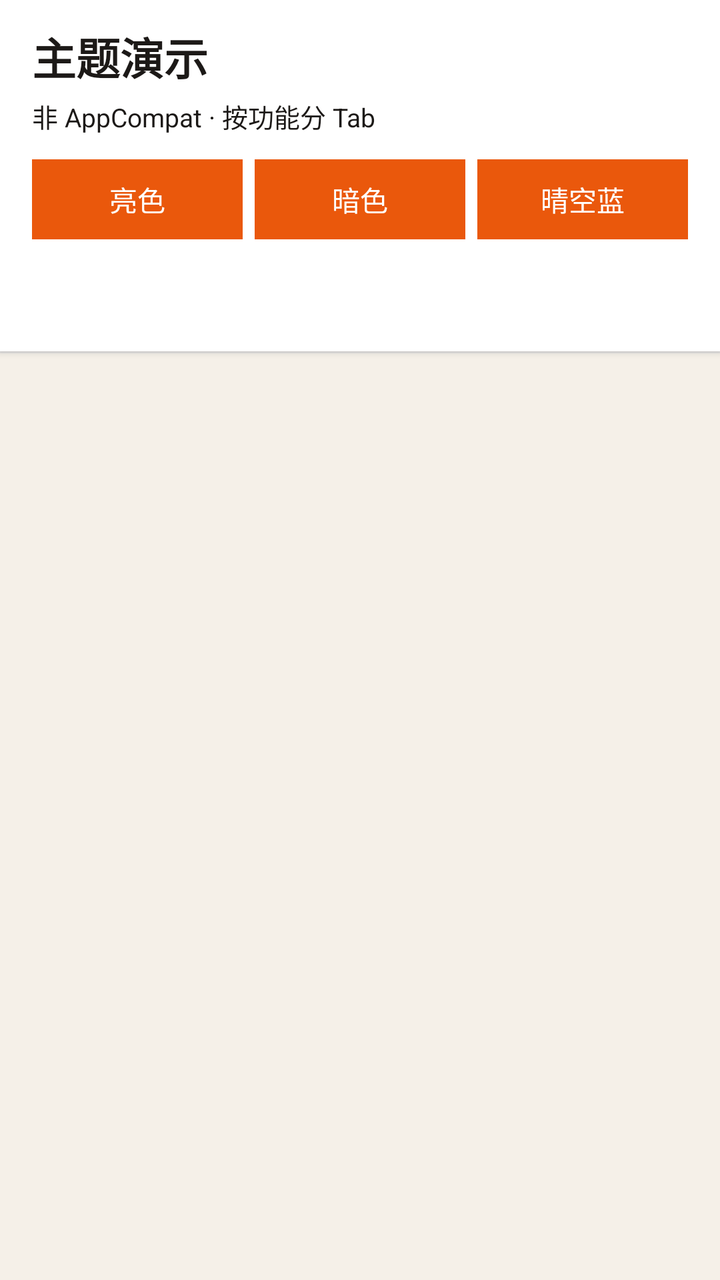
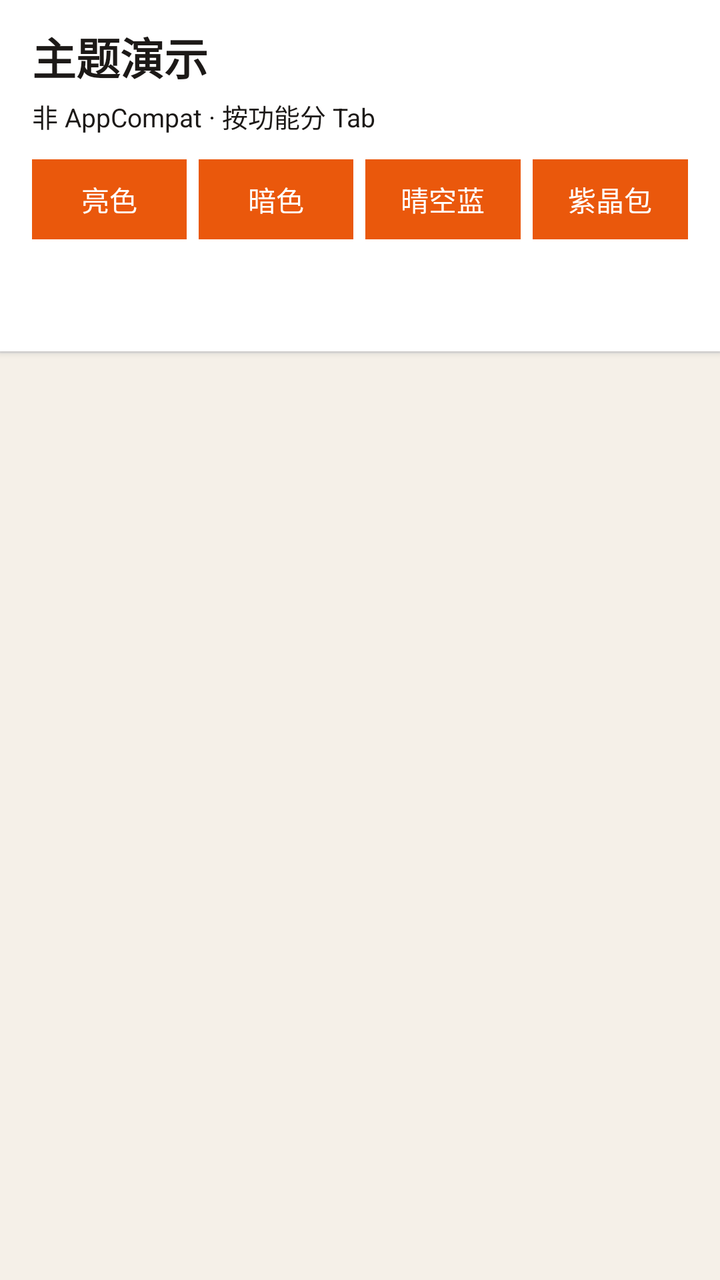

An Android layout rendered at two revisions. The XML below is the earlier revision; the diff shows what the commit changed to produce the second picture.
<!-- AndroidManifest.xml: application theme Theme.Themeless -->
<!-- res/layout/activity_theme_demo.xml -->
<?xml version="1.0" encoding="utf-8"?>
<LinearLayout xmlns:android="http://schemas.android.com/apk/res/android"
    xmlns:app="http://schemas.android.com/apk/res-auto"
    android:id="@+id/themeRoot"
    android:layout_width="match_parent"
    android:layout_height="match_parent"
    android:background="@color/skin_page_bg"
    android:orientation="vertical">

    <LinearLayout
        android:id="@+id/themeTitleBar"
        android:layout_width="match_parent"
        android:layout_height="wrap_content"
        android:background="@color/skin_panel_bg"
        android:elevation="2dp"
        android:orientation="vertical"
        android:paddingStart="16dp"
        android:paddingTop="12dp"
        android:paddingEnd="16dp"
        android:paddingBottom="0dp">

        <TextView
            android:id="@+id/themeTitle"
            android:layout_width="match_parent"
            android:layout_height="wrap_content"
            android:text="@string/theme_demo_title"
            android:textColor="@color/skin_text_primary"
            android:textSize="22sp"
            android:textStyle="bold" />

        <TextView
            android:id="@+id/themeSubtitle"
            android:layout_width="match_parent"
            android:layout_height="wrap_content"
            android:layout_marginTop="4dp"
            android:text="@string/theme_demo_subtitle"
            android:textColor="?attr/color_theme_secondary"
            android:textSize="13sp" />

        <LinearLayout
            android:id="@+id/demoThemeActions"
            android:layout_width="match_parent"
            android:layout_height="wrap_content"
            android:layout_marginTop="12dp"
            android:orientation="horizontal">

            <Button
                android:id="@+id/btnLight"
                style="@style/Widget.Themeless.Button"
                android:layout_width="0dp"
                android:layout_height="wrap_content"
                android:layout_marginEnd="6dp"
                android:layout_weight="1"
                android:background="@color/skin_button_bg"
                android:backgroundTint="@null"
                android:text="@string/theme_demo_light"
                android:textColor="@color/skin_button_text"
                app:backgroundTint="@null" />

            <Button
                android:id="@+id/btnDark"
                style="@style/Widget.Themeless.Button"
                android:layout_width="0dp"
                android:layout_height="wrap_content"
                android:layout_marginEnd="6dp"
                android:layout_weight="1"
                android:background="@color/skin_button_bg"
                android:backgroundTint="@null"
                android:text="@string/theme_demo_dark"
                android:textColor="@color/skin_button_text"
                app:backgroundTint="@null" />

            <Button
                android:id="@+id/btnCustom"
                style="@style/Widget.Themeless.Button"
                android:layout_width="0dp"
                android:layout_height="wrap_content"
                android:layout_weight="1"
                android:background="@color/skin_button_bg"
                android:backgroundTint="@null"
                android:text="@string/theme_demo_custom"
                android:textColor="@color/skin_button_text"
                app:backgroundTint="@null" />
        </LinearLayout>

        <com.google.android.material.tabs.TabLayout
            android:id="@+id/demoTabBar"
            android:layout_width="match_parent"
            android:layout_height="wrap_content"
            android:layout_marginTop="8dp"
            android:background="@color/skin_panel_bg"
            app:tabGravity="fill"
            app:tabIndicatorColor="?attr/color_theme"
            app:tabMode="fixed"
            app:tabRippleColor="?attr/color_theme"
            app:tabSelectedTextColor="?attr/color_theme"
            app:tabTextColor="?attr/color_theme_secondary" />
    </LinearLayout>

    <View
        android:layout_width="match_parent"
        android:layout_height="1dp"
        android:background="@color/skin_divider" />

    <androidx.viewpager2.widget.ViewPager2
        android:id="@+id/demoPager"
        android:layout_width="match_parent"
        android:layout_height="0dp"
        android:layout_weight="1"
        android:background="@color/skin_page_bg" />
</LinearLayout>
<!-- resources referenced by this layout -->
<resources>
  <color name="skin_button_bg">#FFEA580C</color>
  <color name="skin_button_text">#FFFFFFFF</color>
  <color name="skin_divider">#FFE7E5E4</color>
  <color name="skin_page_bg">#FFF5F0E8</color>
  <color name="skin_panel_bg">#FFFFFFFF</color>
  <color name="skin_text_primary">#FF1C1917</color>
  <string name="theme_demo_custom">晴空蓝</string>
  <string name="theme_demo_dark">暗色</string>
  <string name="theme_demo_light">亮色</string>
  <string name="theme_demo_subtitle">非 AppCompat · 按功能分 Tab</string>
  <string name="theme_demo_title">主题演示</string>
  <style name="Widget.Themeless.Button" parent="Widget.AppCompat.Button">
          <item name="android:background">@color/skin_button_bg</item>
          <item name="android:textColor">@color/skin_button_text</item>
          <item name="backgroundTint">@null</item>
          <item name="android:backgroundTint">@null</item>
          <item name="android:minHeight">40dp</item>
          <item name="android:paddingLeft">12dp</item>
          <item name="android:paddingRight">12dp</item>
          <item name="android:textAllCaps">false</item>
          <item name="android:stateListAnimator">@null</item>
          <item name="android:elevation">0dp</item>
      </style>
  <style name="Theme.Themeless" parent="Theme.AppCompat.DayNight.NoActionBar">
          
          <item name="android:forceDarkAllowed">false</item>
          <item name="android:statusBarColor">@android:color/transparent</item>
          <item name="android:navigationBarColor">@android:color/transparent</item>
          <item name="android:windowDrawsSystemBarBackgrounds">true</item>
          <item name="android:windowBackground">@color/skin_page_bg</item>
          <item name="color_theme">@color/skin_accent</item>
          
          <item name="color_theme_secondary">@color/skin_text_primary</item>
          <item name="android:buttonStyle">@style/Widget.Themeless.Button</item>
          <item name="buttonStyle">@style/Widget.Themeless.Button</item>
      </style>
  <color name="skin_accent">#FFEA580C</color>
</resources>

<!-- the commit's change to res/layout/activity_theme_demo.xml (unified diff, before → after) -->
@@ -75,10 +75,23 @@
                 style="@style/Widget.Themeless.Button"
                 android:layout_width="0dp"
                 android:layout_height="wrap_content"
+                android:layout_marginEnd="6dp"
                 android:layout_weight="1"
                 android:background="@color/skin_button_bg"
                 android:backgroundTint="@null"
                 android:text="@string/theme_demo_custom"
+                android:textColor="@color/skin_button_text"
+                app:backgroundTint="@null" />
+
+            <Button
+                android:id="@+id/btnSkinPack"
+                style="@style/Widget.Themeless.Button"
+                android:layout_width="0dp"
+                android:layout_height="wrap_content"
+                android:layout_weight="1"
+                android:background="@color/skin_button_bg"
+                android:backgroundTint="@null"
+                android:text="@string/theme_demo_skin_pack"
                 android:textColor="@color/skin_button_text"
                 app:backgroundTint="@null" />
         </LinearLayout>
<!-- resource entries referenced after the edit -->
@@ -9,6 +9,7 @@
   <string name="theme_demo_custom">晴空蓝</string>
   <string name="theme_demo_dark">暗色</string>
   <string name="theme_demo_light">亮色</string>
+  <string name="theme_demo_skin_pack">紫晶包</string>
   <string name="theme_demo_subtitle">非 AppCompat · 按功能分 Tab</string>
   <string name="theme_demo_title">主题演示</string>
   <style name="Widget.Themeless.Button" parent="Widget.AppCompat.Button">
